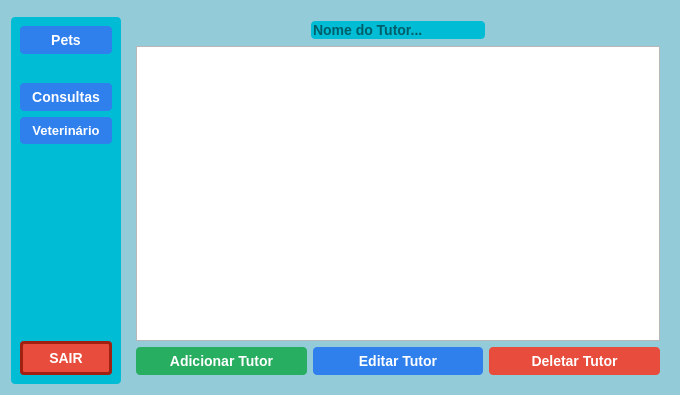
The window that tela_recepcionista_tutor.ui (mateuszinum/Projeto-Clinica-Veterinaria) describes before a commit, drawn with Qt 5.
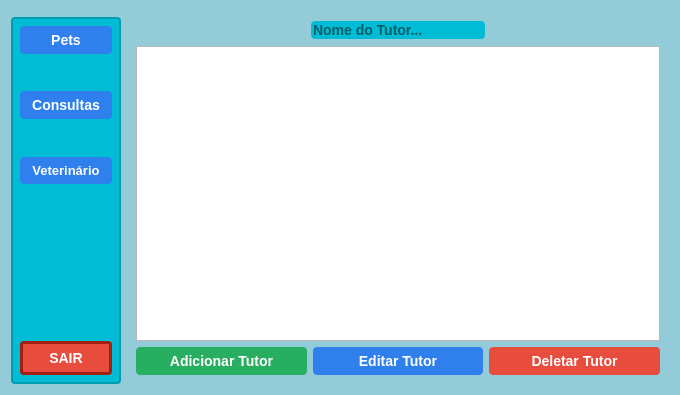
The same window after the commit.

```diff
--- a/tela_recepcionista_tutor.ui
+++ b/tela_recepcionista_tutor.ui
@@ -165,8 +165,7 @@
      </property>
      <property name="styleSheet">
       <string notr="true">background-color: #00bcd4;
-border: none;
-border-color: #e0f0df;
+border: 2px solid #029cb0; 
 border-radius: 4px;
 padding: 6px 12px;</string>
      </property>
@@ -201,7 +200,7 @@
         <property name="sizeHint" stdset="0">
          <size>
           <width>20</width>
-          <height>32</height>
+          <height>80</height>
          </size>
         </property>
        </spacer>
@@ -236,7 +235,7 @@
         <property name="sizeHint" stdset="0">
          <size>
           <width>20</width>
-          <height>8</height>
+          <height>80</height>
          </size>
         </property>
        </spacer>
```
Left out of the diff: 13 changed lines with no effect on the pictures.
